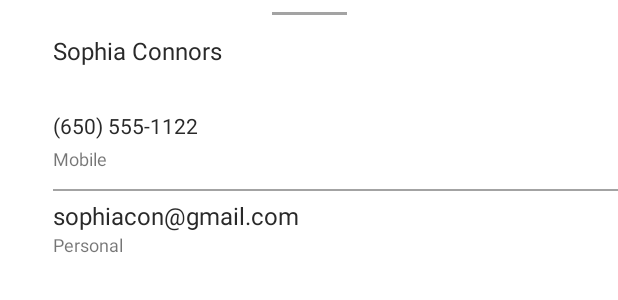
After one commit to gkalmpenis/routeOptimizer, an Android app: the layout bottom_sheet_persistent.xml on its own in the app's theme, with its tools: preview values and no code run, on a phone screen of 412 x 824 dp. The commit adds this screen. Shown: the top 300 px of the screen. Run offline under Robolectric (Android 15) with nearby library versions, the phone set to English and light mode, and no system bars.

Commit message:
adding bottom sheet

```diff
--- a/app/src/main/java/com/example/routeoptimizer/MainActivity.java
+++ b/app/src/main/java/com/example/routeoptimizer/MainActivity.java
@@ -34,6 +34,8 @@
 import com.mapbox.mapboxsdk.style.layers.SymbolLayer;
 import com.mapbox.mapboxsdk.style.sources.GeoJsonSource;
 
+import java.lang.reflect.Array;
+import java.util.ArrayList;
 import java.util.List;
 
 import static com.mapbox.mapboxsdk.style.layers.PropertyFactory.iconImage;
@@ -54,7 +56,7 @@
     private static final int REQUEST_CODE_AUTOCOMPLETE = 1;
     private String geojsonSourceLayerId = "geojsonSourceLayerId";
     private String symbolIconId = "sumbolIconId";
-
+    private ArrayList<CarmenFeature> list= new ArrayList<>();
     @Override
     protected void onCreate(Bundle savedInstanceState) {
         super.onCreate(savedInstanceState);
--- /dev/null
+++ b/app/src/main/res/drawable/rounded_corners.xml
@@ -0,0 +1,10 @@
+<?xml version="1.0" encoding="utf-8"?>
+<shape xmlns:android="http://schemas.android.com/apk/res/android"
+    android:layout_width="match_parent"
+    android:layout_height="match_parent"
+    android:shape="rectangle">
+    <solid android:color="#fff"/>
+    <corners
+        android:topLeftRadius="20dp"
+        android:topRightRadius="20dp"/>
+</shape>
--- a/app/src/main/res/layout/activity_main.xml
+++ b/app/src/main/res/layout/activity_main.xml
@@ -1,4 +1,12 @@
 <?xml version="1.0" encoding="utf-8"?>
+
+<androidx.coordinatorlayout.widget.CoordinatorLayout xmlns:android="http://schemas.android.com/apk/res/android"
+    xmlns:app="http://schemas.android.com/apk/res-auto"
+    xmlns:tools="http://schemas.android.com/tools"
+    android:layout_width="match_parent"
+    android:layout_height="match_parent"
+    tools:context=".MainActivity">
+
     <androidx.constraintlayout.widget.ConstraintLayout xmlns:android="http://schemas.android.com/apk/res/android"
         xmlns:app="http://schemas.android.com/apk/res-auto"
         xmlns:mapbox="http://schemas.android.com/apk/res-auto"
@@ -24,10 +32,15 @@
             app:backgroundTint="@color/mapbox_blue"
             app:layout_constraintBottom_toBottomOf="parent"
             app:layout_constraintEnd_toEndOf="parent"
-        app:layout_constraintHorizontal_bias="0.9"
+            app:layout_constraintHorizontal_bias="0.95"
             app:layout_constraintStart_toStartOf="parent"
             app:layout_constraintTop_toTopOf="parent"
-        app:layout_constraintVertical_bias="0.9"
+            app:layout_constraintVertical_bias="0.95"
             app:srcCompat="@android:drawable/ic_search_category_default"
             android:contentDescription="@string/location_search_txt" />
+
     </androidx.constraintlayout.widget.ConstraintLayout>
+
+    <include layout="@layout/bottom_sheet_persistent" />
+
+</androidx.coordinatorlayout.widget.CoordinatorLayout>
--- /dev/null
+++ b/app/src/main/res/layout/bottom_sheet_persistent.xml
@@ -0,0 +1,117 @@
+<?xml version="1.0" encoding="utf-8"?>
+<androidx.constraintlayout.widget.ConstraintLayout
+    xmlns:android="http://schemas.android.com/apk/res/android"
+    xmlns:app="http://schemas.android.com/apk/res-auto"
+    android:id="@+id/bottomSheet"
+    android:layout_width="match_parent"
+    android:layout_height="wrap_content"
+    android:background="@drawable/rounded_corners"
+    android:paddingBottom="32dp"
+    app:behavior_hideable="true"
+    app:behavior_peekHeight="16dp"
+    app:layout_behavior="com.google.android.material.bottomsheet.BottomSheetBehavior">
+
+    <View
+        android:id="@+id/topStraightLine"
+        android:layout_width="50dp"
+        android:layout_height="2dp"
+        android:layout_marginTop="8dp"
+        android:background="#A3A3A3"
+        app:layout_constraintBottom_toBottomOf="parent"
+        app:layout_constraintEnd_toEndOf="parent"
+        app:layout_constraintStart_toStartOf="parent"
+        app:layout_constraintTop_toTopOf="parent"
+        app:layout_constraintVertical_bias="0.0" />
+
+    <ImageView
+        android:id="@+id/imageView"
+        android:layout_width="35dp"
+        android:layout_height="35dp"
+        android:layout_marginTop="16dp"
+        app:layout_constraintStart_toStartOf="parent"
+        app:layout_constraintTop_toTopOf="parent"
+         />
+
+    <TextView
+        android:id="@+id/textView"
+        android:layout_width="wrap_content"
+        android:layout_height="wrap_content"
+        android:text="Sophia Connors"
+        android:textColor="#292929"
+        android:textSize="16sp"
+        app:layout_constraintBottom_toBottomOf="@+id/imageView"
+        app:layout_constraintStart_toEndOf="@+id/imageView"
+        app:layout_constraintTop_toTopOf="@+id/imageView" />
+
+    <ImageView
+        android:id="@+id/imageView2"
+        android:layout_width="wrap_content"
+        android:layout_height="wrap_content"
+        android:layout_marginTop="32dp"
+        app:layout_constraintStart_toStartOf="parent"
+        app:layout_constraintTop_toBottomOf="@+id/imageView"
+         />
+
+    <TextView
+        android:id="@+id/textView2"
+        android:layout_width="wrap_content"
+        android:layout_height="wrap_content"
+
+        android:text="(650) 555-1122"
+        android:textColor="#292929"
+        android:textSize="14sp"
+        app:layout_constraintBottom_toBottomOf="@+id/imageView2"
+        app:layout_constraintStart_toEndOf="@+id/imageView"
+        app:layout_constraintTop_toTopOf="@+id/imageView2" />
+
+    <TextView
+        android:id="@+id/textView3"
+        android:layout_width="wrap_content"
+        android:layout_height="wrap_content"
+        android:layout_marginTop="4dp"
+        android:text="Mobile"
+        android:textSize="12sp"
+        app:layout_constraintStart_toStartOf="@+id/textView2"
+        app:layout_constraintTop_toBottomOf="@+id/textView2" />
+
+    <View
+        android:id="@+id/view"
+        android:layout_width="wrap_content"
+        android:layout_height="1dp"
+        android:layout_marginTop="12dp"
+        android:background="#A3A3A3"
+        app:layout_constraintEnd_toEndOf="parent"
+        app:layout_constraintHorizontal_bias="0.0"
+        app:layout_constraintStart_toStartOf="@+id/textView3"
+        app:layout_constraintTop_toBottomOf="@+id/textView3" />
+
+    <ImageView
+        android:id="@+id/imageView3"
+        android:layout_width="wrap_content"
+        android:layout_height="wrap_content"
+        android:layout_marginTop="16dp"
+        app:layout_constraintStart_toStartOf="parent"
+        app:layout_constraintTop_toBottomOf="@+id/view"
+         />
+
+    <TextView
+        android:id="@+id/textView4"
+        android:layout_width="wrap_content"
+        android:layout_height="wrap_content"
+        android:text="sophiacon@gmail.com"
+        android:textColor="#292929"
+        android:textSize="16sp"
+        app:layout_constraintBottom_toBottomOf="@+id/imageView3"
+        app:layout_constraintStart_toStartOf="@+id/view"
+        app:layout_constraintTop_toTopOf="@+id/imageView3" />
+
+    <TextView
+        android:id="@+id/textView5"
+        android:layout_width="wrap_content"
+        android:layout_height="wrap_content"
+        android:text="Personal"
+        android:textSize="12sp"
+        app:layout_constraintStart_toStartOf="@+id/textView4"
+        app:layout_constraintTop_toBottomOf="@+id/textView4" />
+
+</androidx.constraintlayout.widget.ConstraintLayout>
```
Lines whose indentation alone changed are shown as unchanged.
